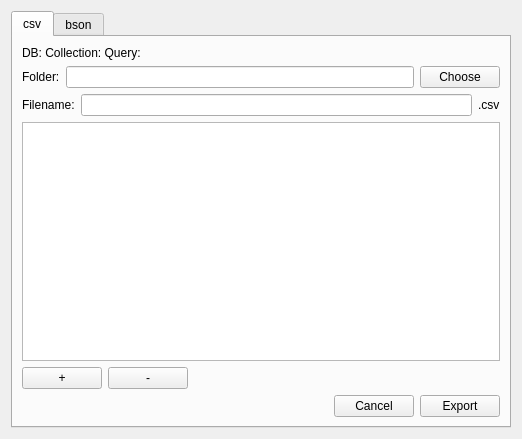
Old version of the form qml/export.ui in the repository naponmeka/monger.
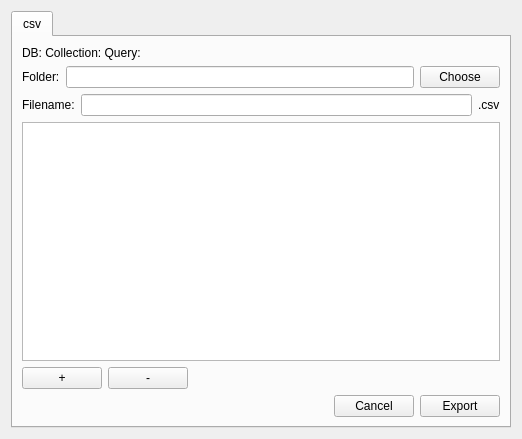
New version of the form.

Diff of the .ui file:
```diff
--- a/qml/export.ui
+++ b/qml/export.ui
@@ -140,7 +140,7 @@
        </item>
       </layout>
      </widget>
-     <widget class="QWidget" name="tab">
+     <!-- <widget class="QWidget" name="tab">
       <attribute name="title">
        <string>bson</string>
       </attribute>
@@ -211,7 +211,7 @@
         </spacer>
        </item>
       </layout>
-     </widget>
+     </widget> -->
     </widget>
    </item>
   </layout>
```
